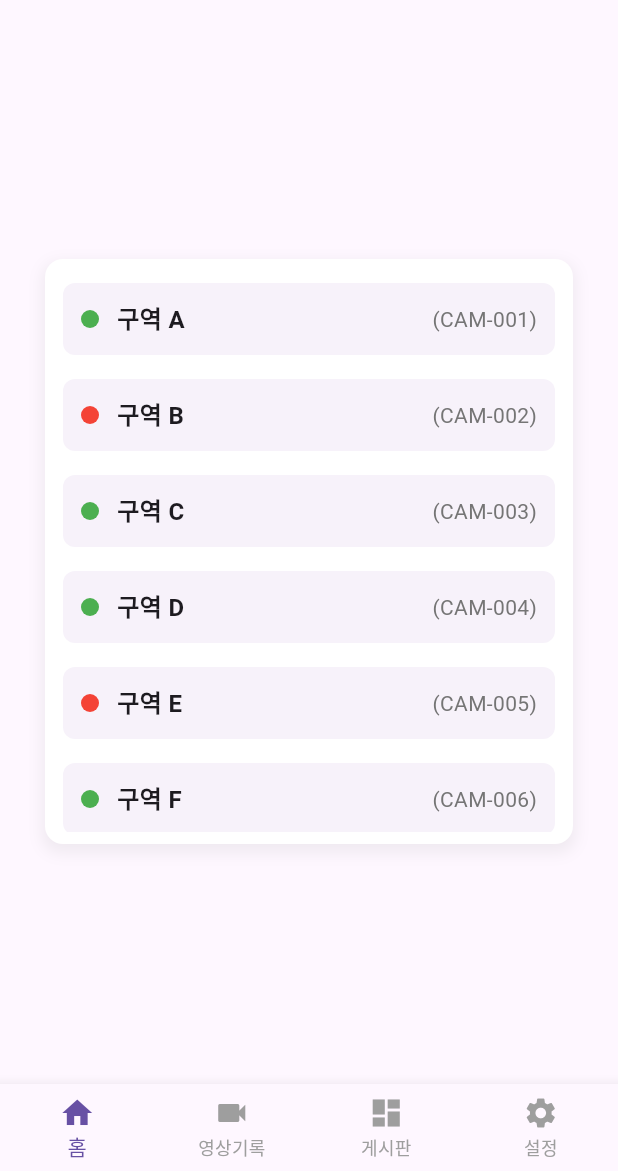
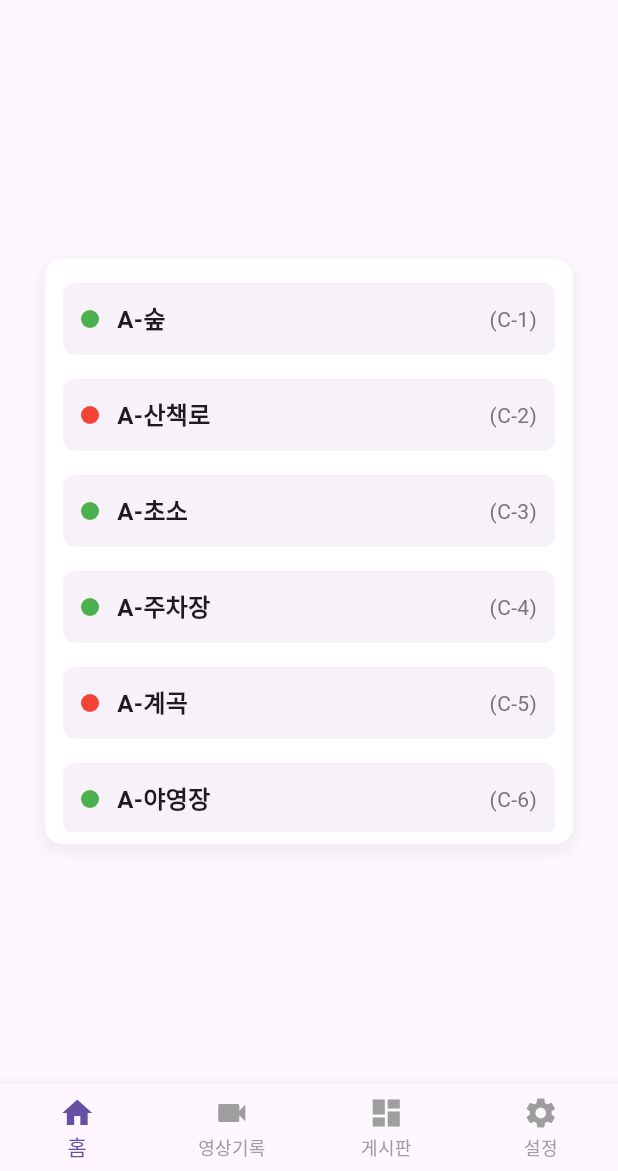
Before and after one commit to jonghun828/cabstone2025_firewatcher, a Flutter app: the MainPage screen opened by its route, on a phone screen of 412 x 824 dp, the part 65-1236 px from its top. Run offline on Flutter 3.47's test engine with Material 3 defaults, Android fonts, the phone set to English and light mode, and no system bars; our stand-ins replace image_picker; accounts and stored records are empty.

Commit message:
refactor: 임시 데이터 수정

```diff
--- a/lib/pages/main_page.dart
+++ b/lib/pages/main_page.dart
@@ -19,16 +19,16 @@ class _MainPageState extends State<MainPage> {
 
   final List<Sensor> _sensorList = [
     //임시 센서 데이터 리스트
-    Sensor(areaName: '구역 A', sensorNumber: 'CAM-001', isConnected: true),
-    Sensor(areaName: '구역 B', sensorNumber: 'CAM-002', isConnected: false),
-    Sensor(areaName: '구역 C', sensorNumber: 'CAM-003', isConnected: true),
-    Sensor(areaName: '구역 D', sensorNumber: 'CAM-004', isConnected: true),
-    Sensor(areaName: '구역 E', sensorNumber: 'CAM-005', isConnected: false),
-    Sensor(areaName: '구역 F', sensorNumber: 'CAM-006', isConnected: true),
-    Sensor(areaName: '구역 G', sensorNumber: 'CAM-007', isConnected: true),
-    Sensor(areaName: '구역 H', sensorNumber: 'CAM-008', isConnected: true),
-    Sensor(areaName: '구역 I', sensorNumber: 'CAM-009', isConnected: false),
-    Sensor(areaName: '구역 J', sensorNumber: 'CAM-010', isConnected: true),
+    Sensor(areaName: 'A-숲', sensorNumber: 'C-1', isConnected: true),
+    Sensor(areaName: 'A-산책로', sensorNumber: 'C-2', isConnected: false),
+    Sensor(areaName: 'A-초소', sensorNumber: 'C-3', isConnected: true),
+    Sensor(areaName: 'A-주차장', sensorNumber: 'C-4', isConnected: true),
+    Sensor(areaName: 'A-계곡', sensorNumber: 'C-5', isConnected: false),
+    Sensor(areaName: 'A-야영장', sensorNumber: 'C-6', isConnected: true),
+    Sensor(areaName: 'A-등산로', sensorNumber: 'C-7', isConnected: true),
+    Sensor(areaName: 'A-정상', sensorNumber: 'C-8', isConnected: true),
+    Sensor(areaName: 'A-휴게소', sensorNumber: 'C-9', isConnected: false),
+    Sensor(areaName: 'A-둘레길', sensorNumber: 'C-10', isConnected: true),
   ];
 
   late final List<Widget> _pages;
```
